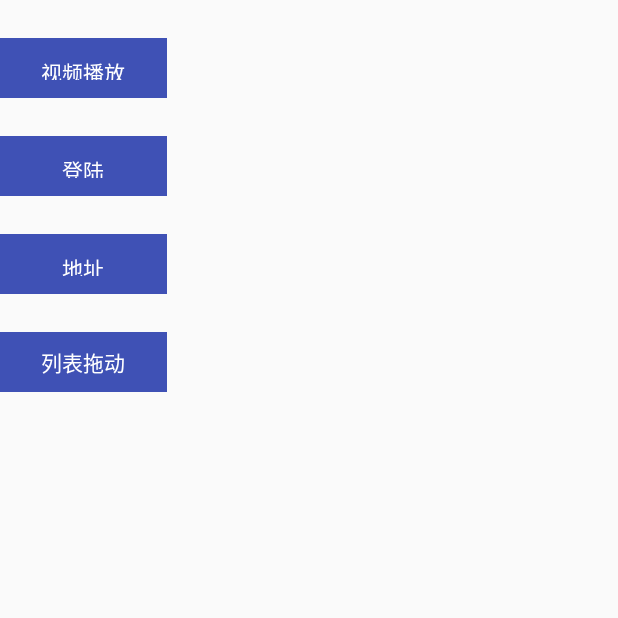
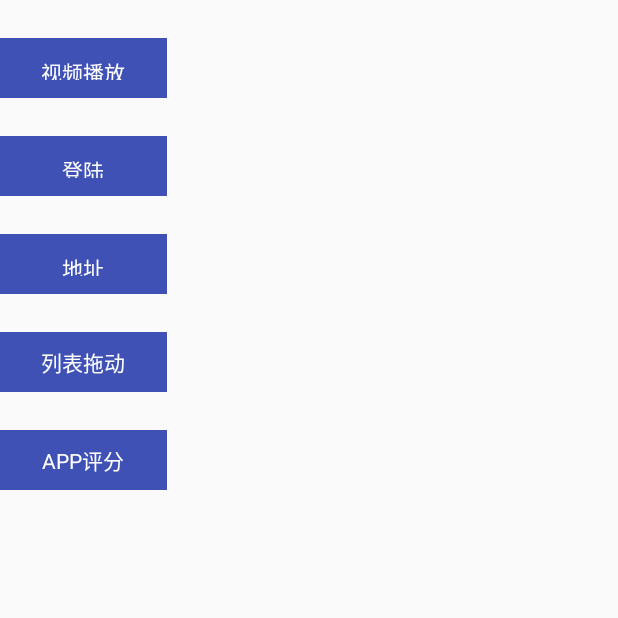
Before and after one commit to DerMingYou/DayDayUp, an Android app: the screen it shows after launch (MainActivity), on a phone screen of 412 x 824 dp, the top half of it. Run offline under Robolectric (Android 15) with nearby library versions, the phone set to English and light mode, and no system bars; our stand-ins replace ButterKnife; libraries missing offline, so code that uses them is left out: com.baronzhang.retrofit2, com.facebook.stetho, com.jakewharton.retrofit2, com.orhanobut.logger; 4 statements that could not run were skipped.

Commit message:
跳应用市场代码提交

```diff
--- a/app/src/main/res/layout/activity_main.xml
+++ b/app/src/main/res/layout/activity_main.xml
@@ -16,11 +16,7 @@
         android:padding="12dp"
         android:background="@color/colorPrimary"
         android:text="@string/video_play"
-        android:textColor="@color/white"
-        app:layout_constraintBottom_toBottomOf="parent"
-        app:layout_constraintLeft_toLeftOf="parent"
-        app:layout_constraintRight_toRightOf="parent"
-        app:layout_constraintTop_toTopOf="parent" />
+        android:textColor="@color/white" />
 
     <TextView
         android:id="@+id/to_login"
@@ -31,10 +27,7 @@
         android:padding="12dp"
         android:background="@color/colorPrimary"
         android:text="@string/login"
-        android:textColor="@color/white"
-        app:layout_constraintEnd_toEndOf="@+id/tv_hello_word"
-        app:layout_constraintStart_toStartOf="@+id/tv_hello_word"
-        app:layout_constraintTop_toBottomOf="@+id/tv_hello_word" />
+        android:textColor="@color/white"/>
 
     <TextView
         android:id="@+id/tv_select_province"
@@ -45,10 +38,7 @@
         android:padding="12dp"
         android:text="@string/address"
         android:textColor="@color/white"
-        android:background="@color/colorPrimary"
-        app:layout_constraintEnd_toEndOf="@+id/to_login"
-        app:layout_constraintStart_toStartOf="@+id/to_login"
-        app:layout_constraintTop_toBottomOf="@+id/to_login" />
+        android:background="@color/colorPrimary" />
 
     <TextView
         android:id="@+id/tv_drag_item"
@@ -60,4 +50,14 @@
         android:background="@color/colorPrimary"
         android:text="@string/drag_item"/>
 
+    <TextView
+        android:id="@+id/tv_to_grade"
+        android:layout_width="111dp"
+        android:layout_height="40dp"
+        android:textColor="@color/white"
+        android:layout_marginTop="25dp"
+        android:gravity="center"
+        android:background="@color/colorPrimary"
+        android:text="@string/app_grade"/>
+
 </LinearLayout>
--- a/app/src/main/res/values/strings.xml
+++ b/app/src/main/res/values/strings.xml
@@ -13,4 +13,6 @@
     <string name="login">登陆</string>
     <string name="video_play">视频播放</string>
     <string name="drag_item">列表拖动</string>
+    <string name="app_grade">APP评分</string>
+    <string name="no_install_app_market">您的手机没有安装Android应用市场</string>
 </resources>
```
Also changed, not shown: app/src/main/java/com/yjbest/daydayup/MainActivity.java (+5 -2 lines), app/src/main/java/com/yjbest/daydayup/http/bean/AppInfo.java (added, +57 -0 lines), app/src/main/java/com/yjbest/daydayup/util/OpenAppMarketUtils.java (added, +176 -0 lines).
